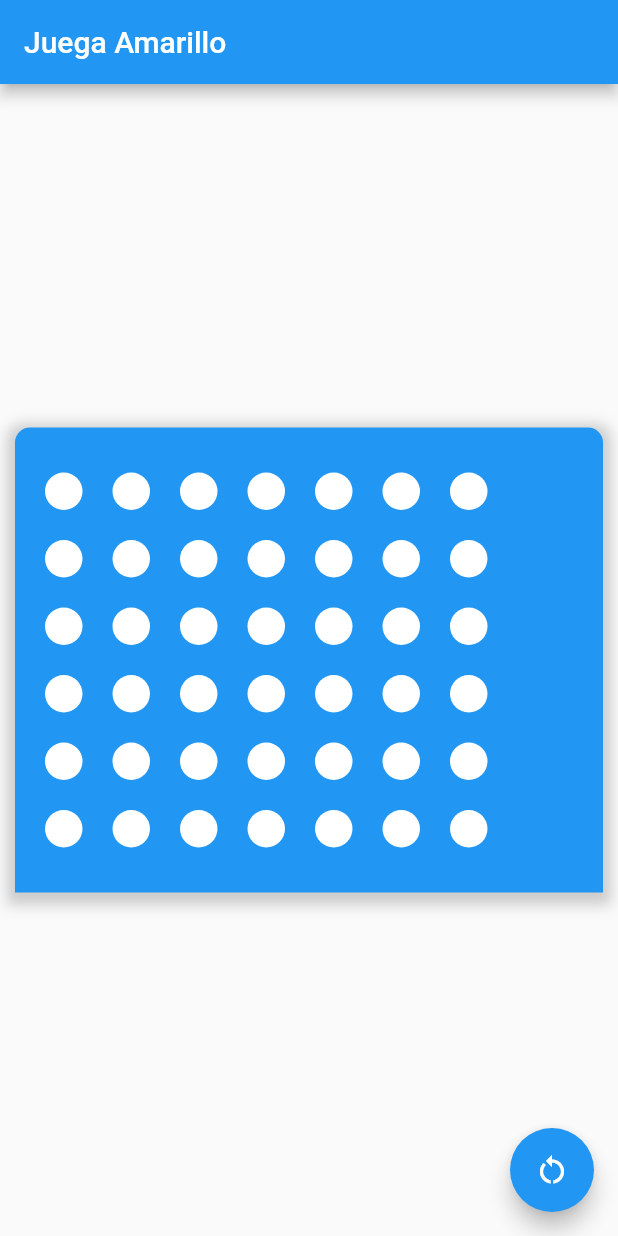
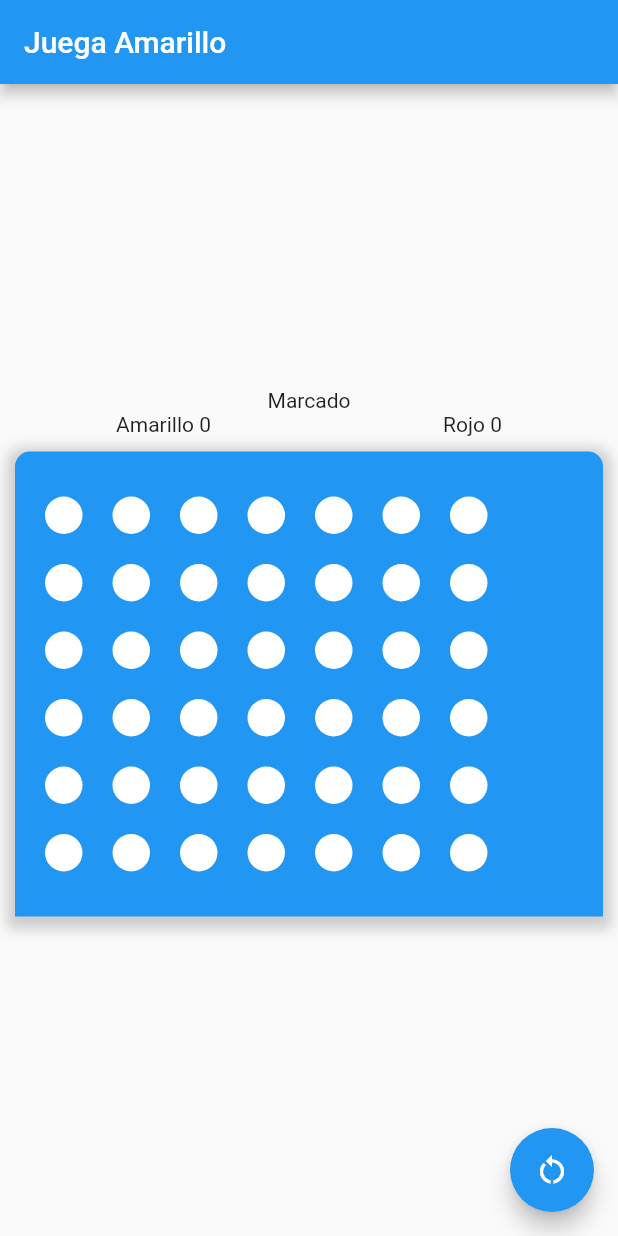
Before and after one commit to ric98esley/conecta_4_flutter, a Flutter app: the screen it shows after launch, after a tap on the "restart alt" icon, on a phone screen of 412 x 824 dp. Run offline on Flutter 3.47's test engine with Material 2 defaults, Android fonts, the phone set to English and light mode, and no system bars.

Commit message:
add Scores

```diff
--- a/lib/controllers/boar-controler.dart
+++ b/lib/controllers/boar-controler.dart
@@ -15,6 +15,20 @@ class BoarControler with ChangeNotifier {
   ];
   get boarTableGame => _boarTableGame;
   bool start = true;
+  int _scoreRed = 0;
+  int _scoreYellow = 0;
+  set scoreRed(int value) {
+    _scoreRed++;
+    notifyListeners();
+  }
+
+  int get scoreRed => _scoreRed;
+  set scoreYellow(int value) {
+    _scoreYellow++;
+    notifyListeners();
+  }
+
+  int get scoreYellow => _scoreYellow;
 
   bool player = true;
 
@@ -32,12 +46,14 @@ class BoarControler with ChangeNotifier {
     _boarTableGame =
         List.generate(7, (index) => List.generate(6, (index) => 0));
     player = start;
+    notifyListeners();
   }
 
   void resetGame() {
+    _scoreRed = 0;
+    _scoreYellow = 0;
     start = true;
     resetTable();
-    notifyListeners();
   }
 
   void addToken(int column, context) {
--- a/lib/widgets/boar-game.dart
+++ b/lib/widgets/boar-game.dart
@@ -22,6 +22,26 @@ class _BoarGameState extends State<BoarGame> {
       body: Column(
         mainAxisAlignment: MainAxisAlignment.center,
         children: [
+          Column(
+            children: [
+              Text("Marcado"),
+              Row(
+                mainAxisAlignment: MainAxisAlignment.spaceAround,
+                children: [
+                  Row(
+                    children: [
+                      Text("Amarillo ${boarControler.scoreYellow}"),
+                    ],
+                  ),
+                  Row(
+                    children: [
+                      Text("Rojo ${boarControler.scoreRed}"),
+                    ],
+                  )
+                ],
+              )
+            ],
+          ),
           Container(
             margin: EdgeInsets.all(10),
             padding: EdgeInsets.symmetric(vertical: 20, horizontal: 10),
```
Also changed, not shown: lib/helpers/show_win_dialog.dart (added, +40 -0 lines), lib/widgets/column-board.dart (+11 -6 lines), pubspec.lock, 1 other file.
